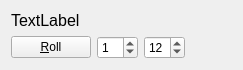
Old version of the form src/dicewidget.ui in the repository DC23/practice-timer.
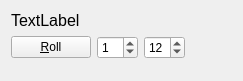
New version of the form.

Commit message: added spacer to dice layout

Diff of the .ui file:
```diff
--- a/src/dicewidget.ui
+++ b/src/dicewidget.ui
@@ -7,7 +7,7 @@
     <x>0</x>
     <y>0</y>
     <width>243</width>
-    <height>68</height>
+    <height>81</height>
    </rect>
   </property>
   <property name="windowTitle">
@@ -67,6 +67,22 @@
      </item>
     </layout>
    </item>
+   <item>
+    <spacer name="verticalSpacer">
+     <property name="orientation">
+      <enum>Qt::Vertical</enum>
+     </property>
+     <property name="sizeType">
+      <enum>QSizePolicy::Expanding</enum>
+     </property>
+     <property name="sizeHint" stdset="0">
+      <size>
+       <width>20</width>
+       <height>40</height>
+      </size>
+     </property>
+    </spacer>
+   </item>
   </layout>
  </widget>
  <resources/>
```
